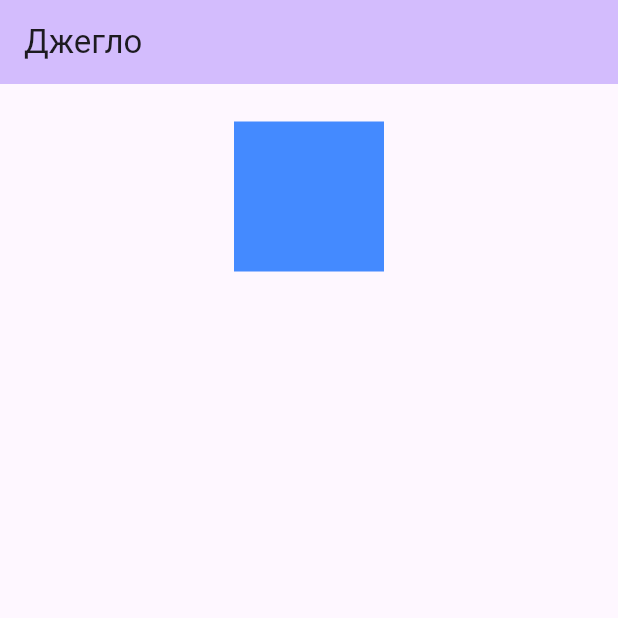
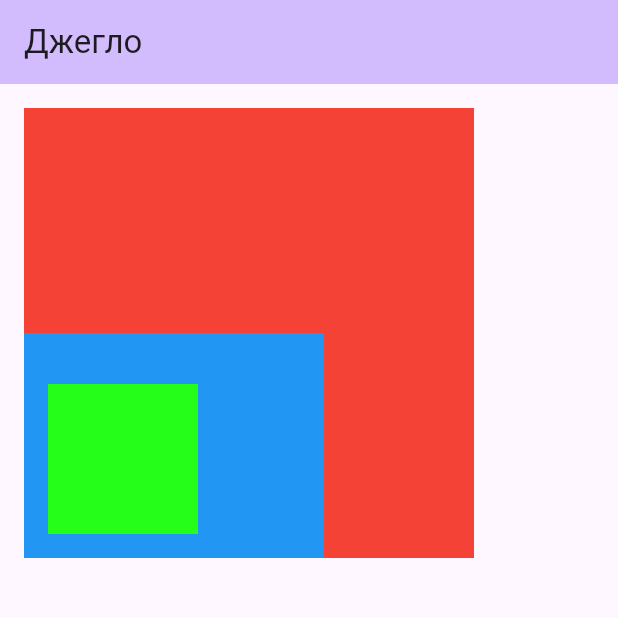
Before and after one commit to dimad2602/FlutterCourse, a Flutter app: the screen it shows after launch, on a phone screen of 412 x 824 dp, the top half of it. Run offline on Flutter 3.47's test engine with Material 2 defaults, Android fonts, the phone set to English and light mode, and no system bars.

Commit message:
pr19 Stack

```diff
--- a/lib/main.dart
+++ b/lib/main.dart
@@ -37,20 +37,34 @@ class _MyHomePageState extends State<MyHomePage> {
         backgroundColor: Theme.of(context).colorScheme.inversePrimary,
         title: Text(widget.title),
       ),
-      body: Center(
-        child: Column(
-          mainAxisAlignment: MainAxisAlignment.start,
-          children: <Widget>[
-            Padding(
-              padding: const EdgeInsets.only(top: 25.0),
-              child: Container(
+      body: Column(
+        mainAxisAlignment: MainAxisAlignment.start,
+        children: <Widget>[
+          Padding(
+            padding: const EdgeInsets.all(16),
+            child: Stack(
+              alignment: Alignment.bottomLeft,
+              children: [
+                Container(
+                width: 300,
+                height: 300,
+                color: Colors.red,
+              ),
+              Container(
+                width: 200,
+                height: 150,
+                color: Colors.blue,
+              ),
+              Container(
+                margin: const EdgeInsets.all(16),
                 width: 100,
                 height: 100,
-                color: Colors.blueAccent,
+                color: const Color.fromARGB(255, 37, 254, 25),
               ),
+              ],
             ),
-          ],
-        ),
+          )
+        ],
       ),
     );
   }
```
